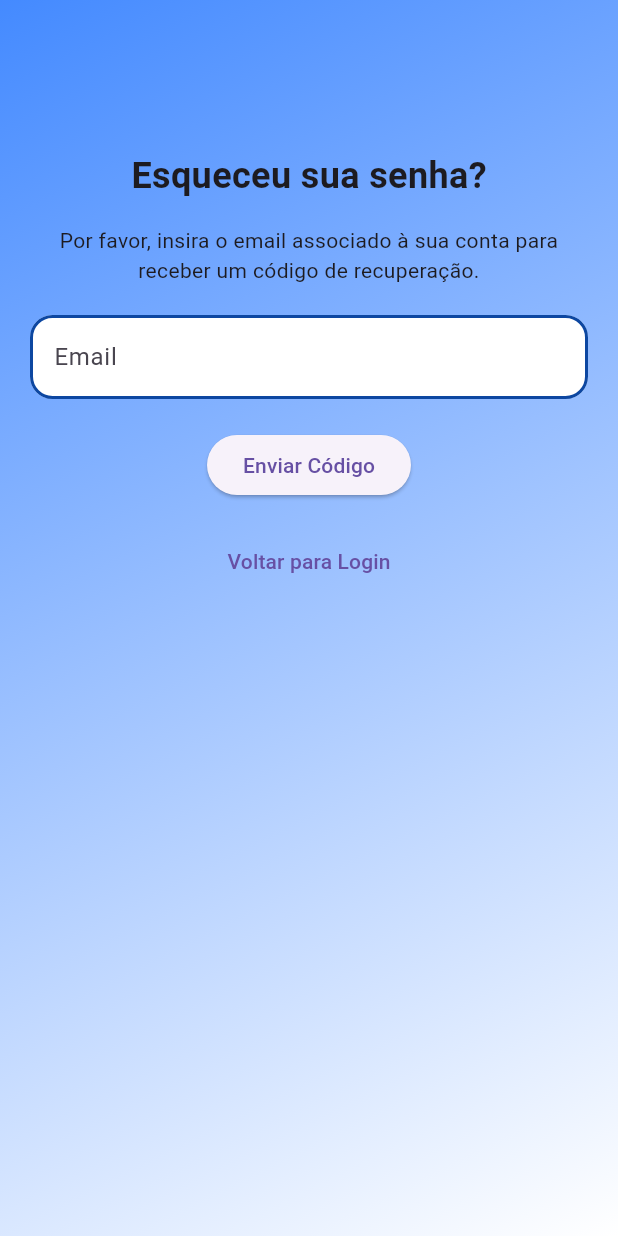
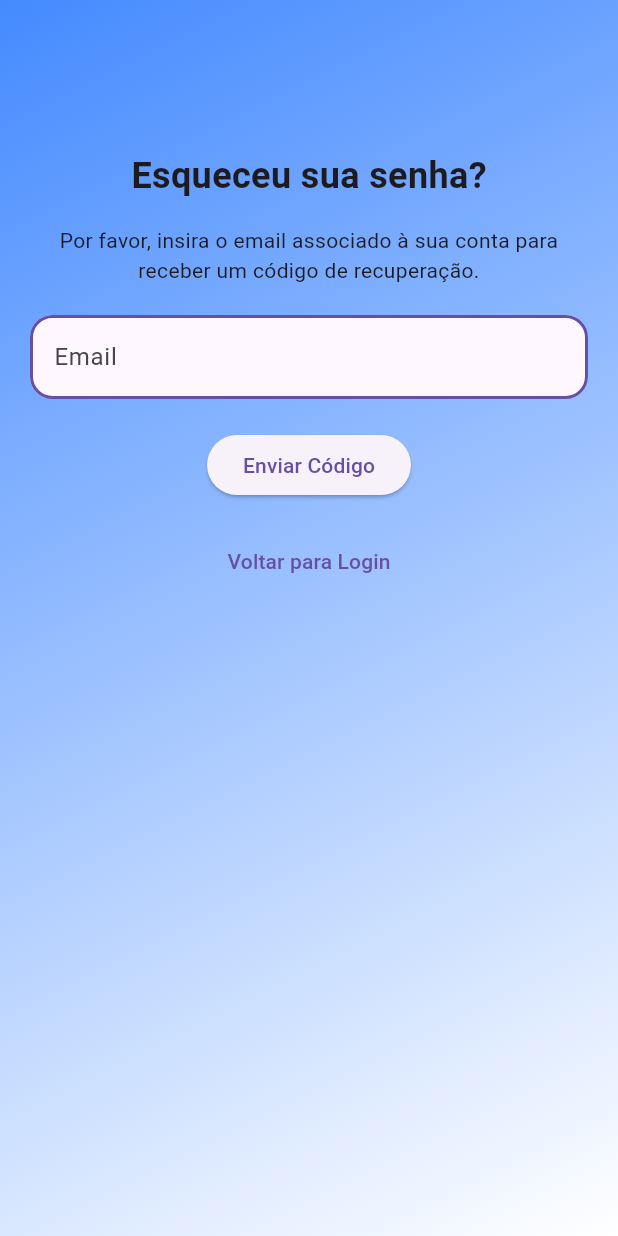
Before and after one commit to thiagoalves96/cadastro_app, a Flutter app: the RecuperarContaPage screen opened directly, on a phone screen of 412 x 824 dp. Run offline on Flutter 3.47's test engine with Material 3 defaults, Android fonts, the phone set to English and light mode, and no system bars; network calls fail.

Commit message:
att alteraçoes

```diff
--- a/lib/custom_text_field.dart
+++ b/lib/custom_text_field.dart
@@ -6,9 +6,9 @@ class CustomTextField extends StatelessWidget {
   final bool obscureText;
   final FormFieldSetter<String>? onSaved;
   final FormFieldValidator<String>? validator;
-  final Widget? suffixIcon; // Agora é opcional
-  final TextEditingController?
-      controller; // Adicionado controller como opcional
+  final Widget? suffixIcon;
+  final TextEditingController? controller;
+  final int maxLines; // Keeping maxLines as a field, but making it optional
 
   const CustomTextField({
     Key? key,
@@ -18,30 +18,40 @@ class CustomTextField extends StatelessWidget {
     this.onSaved,
     this.validator,
     this.suffixIcon,
-    this.controller, // Adicionado controller como opcional
+    this.controller,
+    this.maxLines = 1, // Default value of 1, making it optional
   }) : super(key: key);
 
   @override
   Widget build(BuildContext context) {
+    // Accessing the current theme of the application
+    final theme = Theme.of(context);
+
     return Padding(
       padding: EdgeInsets.all(4.0),
       child: TextFormField(
-        controller: controller, // Utilizando o controller
+        controller: controller,
         keyboardType: keyboardType,
         obscureText: obscureText,
         onSaved: onSaved,
         validator: validator,
+        maxLines: maxLines, // Using the maxLines field here
         decoration: InputDecoration(
           labelText: labelText,
-          fillColor: Colors.white,
+          fillColor:
+              theme.colorScheme.surface, // Using the surface color of the theme
           filled: true,
           enabledBorder: OutlineInputBorder(
             borderRadius: BorderRadius.circular(15.0),
-            borderSide: BorderSide(color: Colors.blue.shade900, width: 2.0),
+            borderSide: BorderSide(
+                color: theme.primaryColor,
+                width: 2.0), // Using the primary color of the theme
           ),
           focusedBorder: OutlineInputBorder(
             borderRadius: BorderRadius.circular(5.0),
-            borderSide: BorderSide(color: Colors.blue.shade900, width: 2.0),
+            borderSide: BorderSide(
+                color: theme.primaryColor,
+                width: 2.0), // Using the primary color of the theme
           ),
           suffixIcon: suffixIcon,
         ),
```
Also changed, not shown: lib/pageOsc/comunicado_osc.dart (added, +83 -0 lines), lib/pageOsc/page_osc.dart (+21 -17 lines).
